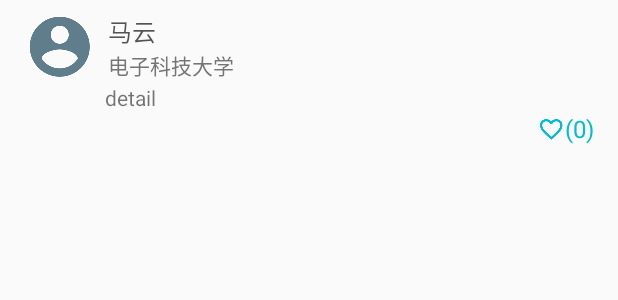
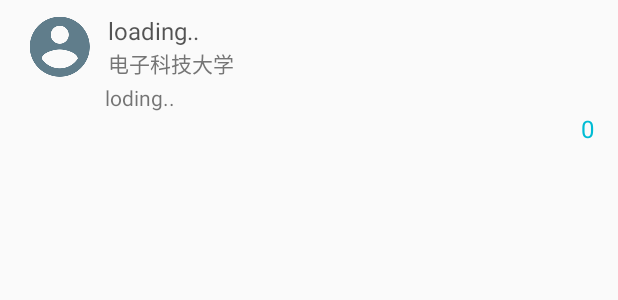
Before and after one commit to lypeer/Crowdsource, an Android app: the layout item_comment.xml on its own in the app's theme, with its tools: preview values and no code run, on a phone screen of 412 x 824 dp. Shown: the top 300 px of the screen. Run offline under Robolectric (Android 15) with nearby library versions, the phone set to English and light mode, and no system bars; plain views replace SimpleDraweeView.

Commit message:
评论区存在严重bug

```diff
--- a/app/src/main/java/com/tesmple/crowdsource/activity/NotificationActivity.java
+++ b/app/src/main/java/com/tesmple/crowdsource/activity/NotificationActivity.java
@@ -98,6 +98,12 @@
         toolbar.setTitle(R.string.prompt_notification);
         toolbar.setNavigationIcon(R.drawable.ic_back);
         setSupportActionBar(toolbar);
+        toolbar.setNavigationOnClickListener(new View.OnClickListener() {
+            @Override
+            public void onClick(View v) {
+                finish();
+            }
+        });
     }
 
     /**
--- a/app/src/main/java/com/tesmple/crowdsource/activity/PostRequestActivity.java
+++ b/app/src/main/java/com/tesmple/crowdsource/activity/PostRequestActivity.java
@@ -498,7 +498,7 @@
     private void attempPostBill(){
         String award = postrequestEtAward.getText().toString();
         String deadline = postrequestBtflatDatepicker.getText() + " " + postrequestBtflatTimepicker.getText()+":00";
-        if (!EditTextUtils.isNumber(award) || !EditTextUtils.isEmpty(award)){
+        if (!EditTextUtils.isNumber(award) || EditTextUtils.isEmpty(award)){
             Snackbar.make(postrequestBtrecPostbill, R.string.please_input_right_award,Snackbar.LENGTH_LONG).show();
             return;
         }
--- a/app/src/main/java/com/tesmple/crowdsource/activity/SettingActivity.java
+++ b/app/src/main/java/com/tesmple/crowdsource/activity/SettingActivity.java
@@ -141,6 +141,12 @@
         toolbar.setTitle(R.string.prompt_setting);
         setSupportActionBar(toolbar);
         toolbar.setNavigationIcon(R.drawable.ic_back);
+        toolbar.setNavigationOnClickListener(new View.OnClickListener() {
+            @Override
+            public void onClick(View v) {
+                finish();
+            }
+        });
     }
 
     /**
--- a/app/src/main/java/com/tesmple/crowdsource/utils/BillCommentUtils.java
+++ b/app/src/main/java/com/tesmple/crowdsource/utils/BillCommentUtils.java
@@ -136,6 +136,7 @@
                                     JSONObject tempJsonObeject = new JSONObject(commentJsonArray.getString(i).toString());
                                     billComment.setContent(tempJsonObeject.getString("content"));
                                     billComment.setPublisher(tempJsonObeject.getString("publisher"));
+                                    billComment.setCreatAt(Long.valueOf(tempJsonObeject.get("creatAt").toString()));
                                     billCommentList.add(billComment);
                                 } catch (JSONException e1) {
                                     e1.printStackTrace();
--- a/app/src/main/java/com/tesmple/crowdsource/utils/TimeUtils.java
+++ b/app/src/main/java/com/tesmple/crowdsource/utils/TimeUtils.java
@@ -126,11 +126,11 @@
         return date.getTime();
     }
 
-    public static java.util.Date longToDate(Long longTime) {
+    public static String longToDate(Long longTime) {
         SimpleDateFormat sdf = new SimpleDateFormat("HH:mm:ss");
-        java.util.Date dt = new Date(longTime);
+        Date dt = new Date(longTime);
         String sDateTime = sdf.format(dt);
-        return dt;
+        return sDateTime;
     }
 
     /**
--- a/app/src/main/res/layout/item_comment.xml
+++ b/app/src/main/res/layout/item_comment.xml
@@ -53,7 +53,7 @@
         android:layout_width="wrap_content"
         android:layout_height="wrap_content"
         android:layout_marginLeft="54dp"
-        android:text="detail"/>
+        android:text="loding.."/>
     <RelativeLayout
         android:layout_width="wrap_content"
         android:layout_height="wrap_content">
@@ -66,6 +66,7 @@
             android:id="@+id/comment_cb_favorite"
             android:layout_width="wrap_content"
             android:layout_height="wrap_content"
+            android:visibility="gone"
             android:button="@drawable/favorite_radiobutton"/>
         <!--<ImageButton
             android:id="@+id/comment_ib_favorite"
@@ -77,6 +78,7 @@
             android:layout_height="wrap_content"
             android:gravity="center"
             android:text="("
+            android:visibility="gone"
             android:textSize="16sp"
             android:textColor="@color/colorPrimary"/>
         <TextView
@@ -92,6 +94,7 @@
             android:layout_height="wrap_content"
             android:gravity="center"
             android:text=")"
+            android:visibility="gone"
             android:textSize="16sp"
             android:textColor="@color/colorPrimary"/>
     </LinearLayout>
--- a/app/src/main/res/values/strings.xml
+++ b/app/src/main/res/values/strings.xml
@@ -98,7 +98,7 @@
     <string name="acceptable_bill">可接订单</string>
     <string name="my_publish">我的发布</string>
     <string name="accepted_bill">已抢订单</string>
-    <string name="test_name">马云</string>
+    <string name="test_name">loading..</string>
     <string name="test_actioning">进行中</string>
     <string name="test_bill_detail">帮忙#占座#，#大物讲座#，#A308#帮忙#占座#，#大物讲座#，#A308#帮忙#占座#，#大物讲座#，#A308#</string>
     <string name="rmb">¥</string>
```
Also changed, not shown: app/src/main/java/com/tesmple/crowdsource/activity/RequestDetailOfApplicanted.java (+16 -11 lines), app/src/main/java/com/tesmple/crowdsource/adapter/CommentAdapter.java (+6 -2 lines).
